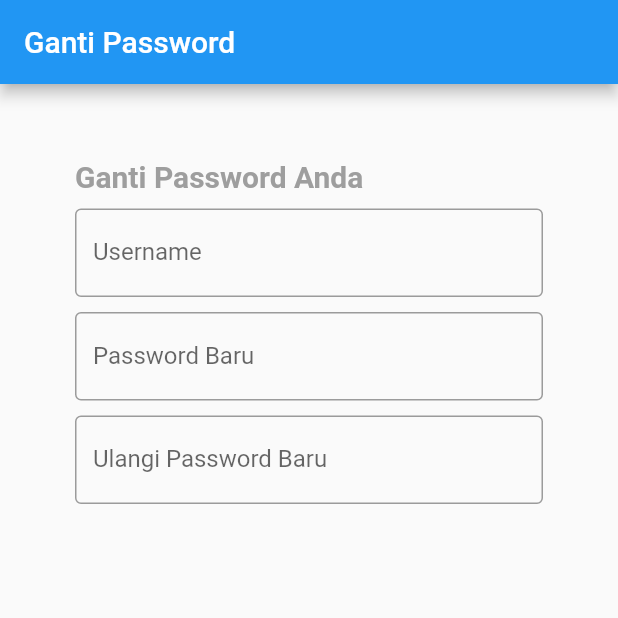
After one commit to RazoelZ/Rent-Car-Application, a Flutter app: the ProfilePage screen opened directly, after a tap on "Ganti Password", on a phone screen of 412 x 824 dp, the top half of it. The commit adds this screen. Run offline on Flutter 3.47's test engine with Material 2 defaults, Android fonts, the phone set to English and light mode, and no system bars; our stand-ins replace cool_alert, dropdown_search, get, image_picker, shared_preferences; missing offline and left inert: dart:ffi, qrscan, webview_flutter_plus; accounts and stored records are empty; network calls fail.

```diff
--- a/lib/main.dart
+++ b/lib/main.dart
@@ -1,4 +1,5 @@
 import 'package:flutter/material.dart';
+import 'package:rentvehicle_application/screen/captcha.dart';
 import 'package:rentvehicle_application/screen/login.dart';
 
 void main() {
--- /dev/null
+++ b/lib/screen/gantipassword.dart
@@ -0,0 +1,71 @@
+import 'package:flutter/material.dart';
+import 'package:flutter/src/widgets/container.dart';
+import 'package:flutter/src/widgets/framework.dart';
+
+class GantiPasswordPage extends StatefulWidget {
+  const GantiPasswordPage({super.key});
+
+  @override
+  State<GantiPasswordPage> createState() => _GantiPasswordPageState();
+}
+
+final TextEditingController passwordlama = TextEditingController();
+final TextEditingController passwordbaru = TextEditingController();
+final TextEditingController passwordbaru2 = TextEditingController();
+
+class _GantiPasswordPageState extends State<GantiPasswordPage> {
+  @override
+  Widget build(BuildContext context) {
+    return Scaffold(
+      appBar: AppBar(
+        title: Text("Ganti Password"),
+        automaticallyImplyLeading: false,
+      ),
+      body: Container(
+        padding: EdgeInsets.fromLTRB(50, 50, 50, 40),
+        child: Column(
+          crossAxisAlignment: CrossAxisAlignment.start,
+          children: <Widget>[
+            Container(
+              child: Text("Ganti Password Anda",
+                  style: TextStyle(
+                      fontSize: 20,
+                      fontWeight: FontWeight.bold,
+                      color: Colors.grey)),
+            ),
+            Container(
+              margin: EdgeInsets.only(top: 10),
+              child: TextFormField(
+                controller: passwordlama,
+                decoration: InputDecoration(
+                  labelText: "Username",
+                  border: OutlineInputBorder(),
+                ),
+              ),
+            ),
+            Container(
+              margin: EdgeInsets.only(top: 10),
+              child: TextFormField(
+                controller: passwordbaru,
+                decoration: InputDecoration(
+                  labelText: "Password Baru",
+                  border: OutlineInputBorder(),
+                ),
+              ),
+            ),
+            Container(
+              margin: EdgeInsets.only(top: 10),
+              child: TextFormField(
+                controller: passwordbaru2,
+                decoration: InputDecoration(
+                  labelText: "Ulangi Password Baru",
+                  border: OutlineInputBorder(),
+                ),
+              ),
+            ),
+          ],
+        ),
+      ),
+    );
+  }
+}
--- a/lib/screen/peminjaman.dart
+++ b/lib/screen/peminjaman.dart
@@ -203,7 +203,7 @@ class _PeminjamanPageState extends State<PeminjamanPage> {
                     showSearchBox: true,
                     onFind: (text) async {
                       var response = await http.get(Uri.parse(
-                          'http://192.168.100.205/rent_car/public/driver'));
+                          'http://192.168.0.106/rent_car/public/api/driver'));
                       if (response.statusCode != 200) {
                         return [];
                       }
--- a/lib/screen/profile.dart
+++ b/lib/screen/profile.dart
@@ -1,4 +1,5 @@
 import 'package:flutter/material.dart';
+import 'package:rentvehicle_application/screen/gantipassword.dart';
 import 'package:rentvehicle_application/screen/login.dart';
 import 'package:shared_preferences/shared_preferences.dart';
 
@@ -43,7 +44,7 @@ class _ProfilePageState extends State<ProfilePage> {
       ),
       body: Container(
         alignment: Alignment.center,
-        padding: EdgeInsets.all(50),
+        padding: EdgeInsets.fromLTRB(50, 50, 50, 40),
         child: Column(
           children: <Widget>[
             Container(
@@ -57,6 +58,16 @@ class _ProfilePageState extends State<ProfilePage> {
               margin: EdgeInsets.only(top: 10),
               child: Text(_username.text, style: TextStyle(fontSize: 20)),
             ),
+            Container(
+                child: ElevatedButton(
+              child: Text("Ganti Password"),
+              onPressed: () {
+                Navigator.pushReplacement(
+                    context,
+                    MaterialPageRoute(
+                        builder: (context) => GantiPasswordPage()));
+              },
+            )),
             Container(
               margin: EdgeInsets.only(top: 100),
               child: ElevatedButton(
--- a/pubspec.yaml
+++ b/pubspec.yaml
@@ -49,6 +49,7 @@ dependencies:
   cool_alert: ^1.1.0
   shared_preferences: ^2.0.17
   crypto: ^3.0.2
+  webview_flutter_plus: ^0.3.0+2
 
 
 flutter_native_splash:
@@ -84,6 +85,7 @@ flutter:
   # To add assets to your application, add an assets section, like this:
   assets:
       - assets/images/logo.png
+      - assets/webpage/
   #   - images/a_dot_ham.jpeg
 
   # An image asset can refer to one or more resolution-specific "variants", see
```
Also changed, not shown: lib/core/repository.dart (+25 -6 lines), lib/model/KendaraanModel.dart (+17 -5 lines), lib/model/PeminjamanModel.dart (+4 -4 lines), lib/screen/captcha.dart (added, +29 -0 lines), lib/screen/login.dart (+18 -2 lines), lib/screen/pengembalian.dart (+39 -25 lines), lib/screen/scan.dart (+58 -11 lines), lib/screen/wkkwkw.dart (deleted, +0 -16 lines), pubspec.lock, 5 other files.
